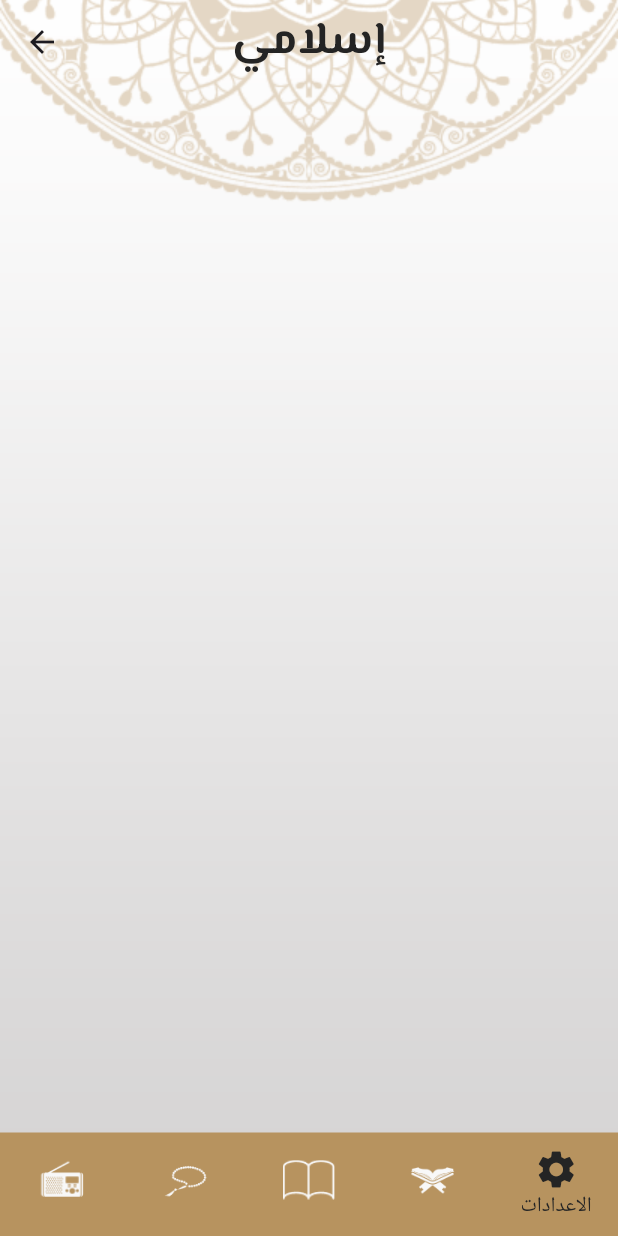
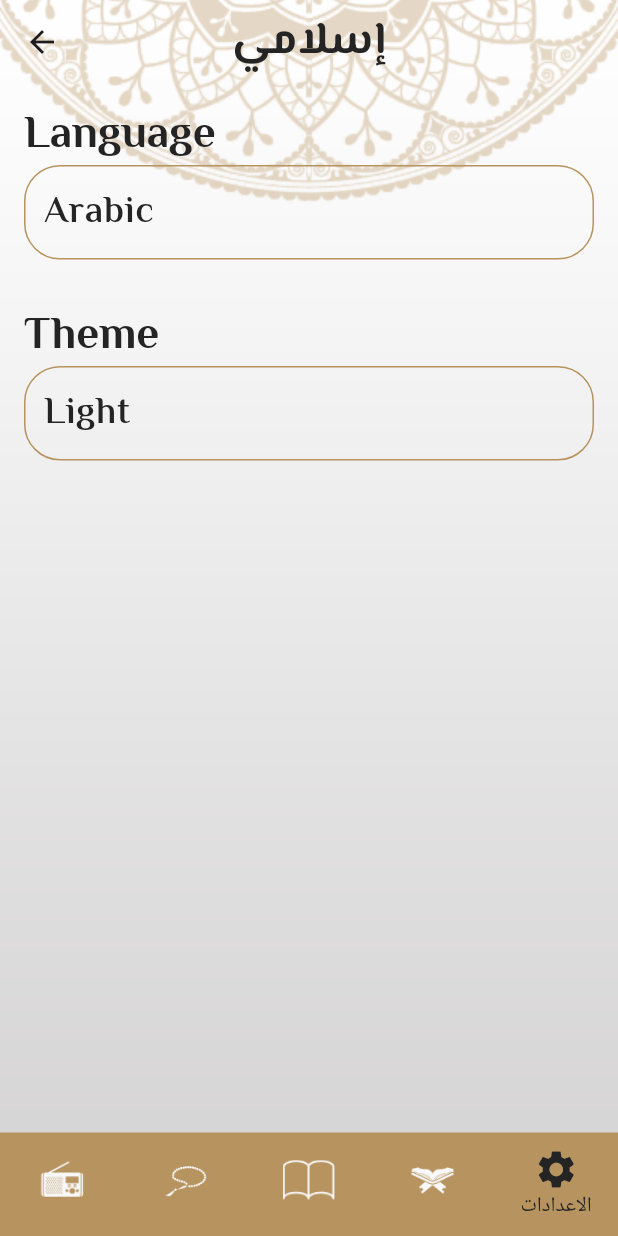
Before and after one commit to Mariam-Elkhelawy/Iqraa, a Flutter app: the HomeScreen screen opened by its route, item 5 of the bottom bar chosen, on a phone screen of 412 x 824 dp. Run offline on Flutter 3.47's test engine with Material 3 defaults, Android fonts, the phone set to English and light mode, and no system bars; our stand-ins replace another_flutter_splash_screen, google_fonts.

```diff
--- a/lib/app_theme.dart
+++ b/lib/app_theme.dart
@@ -9,6 +9,11 @@ class AppTheme {
     brightness: Brightness.light,
     scaffoldBackgroundColor: Colors.transparent,
     textTheme: TextTheme(
+      headlineLarge: GoogleFonts.elMessiri(
+        fontWeight: FontWeight.bold,
+        fontSize: 30,
+        color: blackColor,
+      ),
       bodyLarge: GoogleFonts.elMessiri(
         fontWeight: FontWeight.w600,
         fontSize: 25,
--- a/lib/tabs/settings_tab.dart
+++ b/lib/tabs/settings_tab.dart
@@ -1,10 +1,55 @@
 import 'package:flutter/material.dart';
+import 'package:islami_app/app_theme.dart';
 
 class SettingsTab extends StatelessWidget {
   const SettingsTab({super.key});
 
   @override
   Widget build(BuildContext context) {
-    return Scaffold();
+    return Padding(
+      padding: const EdgeInsets.all(16),
+      child: Column(crossAxisAlignment: CrossAxisAlignment.start,
+        children: [
+          Text(
+            'Language',
+            style: Theme.of(context).textTheme.headlineLarge,
+          ),
+          Container(
+            width: double.infinity,
+            padding: EdgeInsets.all(12),
+            decoration: BoxDecoration(
+                borderRadius: BorderRadius.circular(24),
+                border: Border.all(
+                  color: AppTheme.primaryColor,
+                ),
+                color: Colors.transparent),
+            child: Text(
+              'Arabic',
+              style: Theme.of(context).textTheme.bodyLarge,
+            ),
+          ),
+          SizedBox(height: MediaQuery.of(context).size.height*.04,),
+
+          Text(
+            'Theme',
+            style: Theme.of(context).textTheme.headlineLarge,
+          ),
+          Container(
+            width: double.infinity,
+            padding: EdgeInsets.all(12),
+            decoration: BoxDecoration(
+                borderRadius: BorderRadius.circular(24),
+                border: Border.all(
+                  color: AppTheme.primaryColor,
+                ),
+                color: Colors.transparent),
+            child: Text(
+              'Light',
+              style: Theme.of(context).textTheme.bodyLarge,
+            ),
+          ),
+        ],
+      ),
+    );
   }
 }
```
